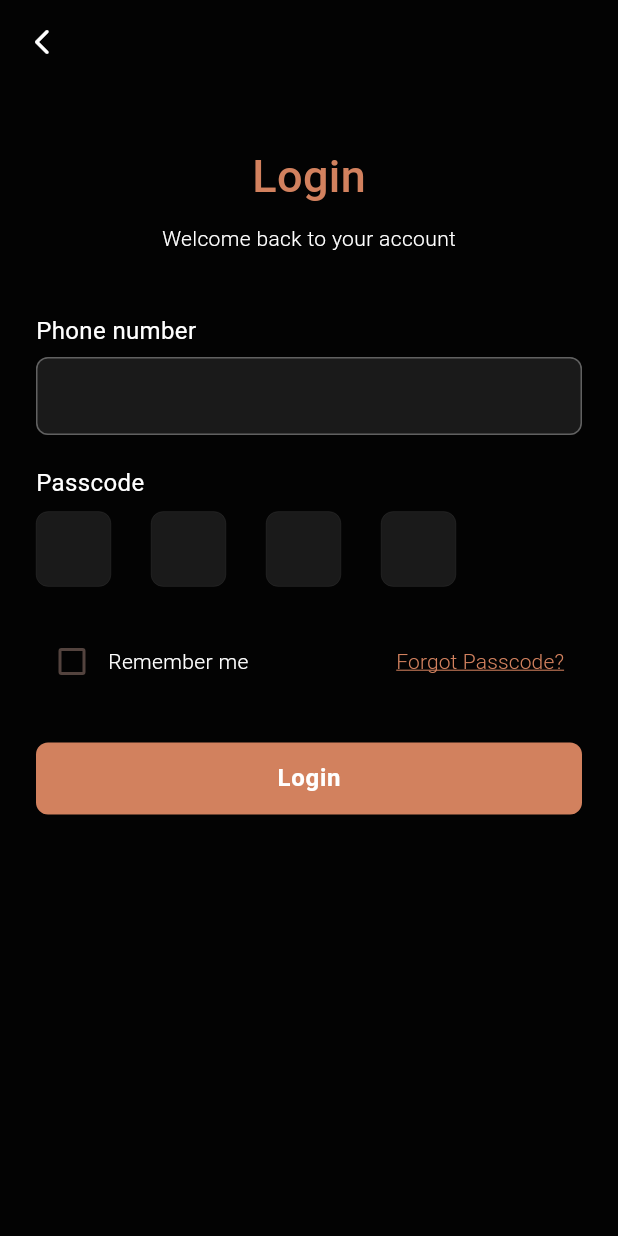
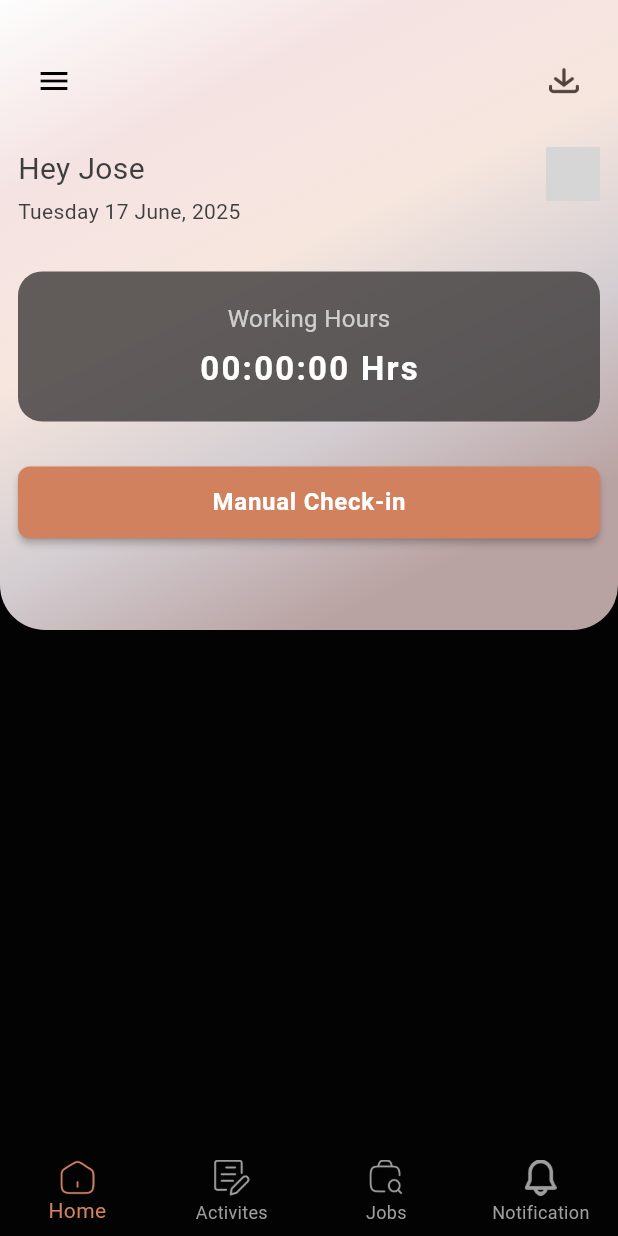
Before and after one commit to Sidharth-R-07/dibasys-task, a Flutter app: the screen it shows after launch, after a tap on "Login", on a phone screen of 412 x 824 dp. Run offline on Flutter 3.47's test engine with Material 3 defaults, Android fonts, the light colour scheme and no system bars; drawn by our look-alikes of pin_code_fields; our stand-ins replace page_transition; network calls fail; grey boxes are pictures that could not be loaded.

Commit message:
added home screen and checkin screen

```diff
--- a/lib/core/utils/assets/app_icons.dart
+++ b/lib/core/utils/assets/app_icons.dart
@@ -1,3 +1,9 @@
 part of 'app_assets.dart';
 
-class AppIcons {}
+class AppIcons {
+  static const String home = "assets/icons/home.png";
+  static const String bell = "assets/icons/bell.png";
+  static const String note = "assets/icons/note.png";
+  static const String work = "assets/icons/work.png";
+  static const String download = "assets/icons/download.png";
+}
--- a/lib/core/utils/customs/custom_button.dart
+++ b/lib/core/utils/customs/custom_button.dart
@@ -24,6 +24,7 @@ class CustomButton extends StatelessWidget {
   Widget build(BuildContext context) {
     return MaterialButton(
       onPressed: onPressed,
+      minWidth: double.infinity,
       color: color ?? Theme.of(context).primaryColor,
       padding: padding,
       shape: RoundedRectangleBorder(
--- /dev/null
+++ b/lib/features/checkin/presentation/provider/checkin_provider.dart
@@ -0,0 +1,26 @@
+import 'package:flutter/material.dart';
+
+class CheckInProvider extends ChangeNotifier {
+  String? _selectedProject;
+  String? _selectedGate;
+  String? _workType;
+
+  String? get selectedProject => _selectedProject;
+  String? get selectedGate => _selectedGate;
+  String? get workType => _workType;
+
+  void setProject(String? value) {
+    _selectedProject = value;
+    notifyListeners();
+  }
+
+  void setGate(String? value) {
+    _selectedGate = value;
+    notifyListeners();
+  }
+
+  void setWorkType(String? value) {
+    _workType = value;
+    notifyListeners();
+  }
+}
--- a/lib/features/home/presentation/screens/home_screen.dart
+++ b/lib/features/home/presentation/screens/home_screen.dart
@@ -0,0 +1,59 @@
+import 'package:dibasys_task/core/utils/assets/app_assets.dart';
+import 'package:dibasys_task/core/utils/theme/app_theme.dart';
+import 'package:dibasys_task/features/home/presentation/widgets/home_header.dart';
+import 'package:flutter/material.dart';
+
+class HomeScreen extends StatelessWidget {
+  const HomeScreen({super.key});
+
+  @override
+  Widget build(BuildContext context) {
+    return Scaffold(
+      body: CustomScrollView(
+        slivers: [
+          SliverAppBar(
+            automaticallyImplyLeading: false,
+            pinned: true,
+            expandedHeight: 420,
+            flexibleSpace: FlexibleSpaceBar(
+              background: HomeHeader(
+                username: "Jose",
+                date: "Tuesday 17 June, 2025",
+                workingHours: "00:00:00 Hrs",
+                onCheckIn: () {
+                  debugPrint("Manual Check-in clicked");
+                },
+              ),
+            ),
+          ),
+        ],
+      ),
+
+      // Bottom NavBar
+      bottomNavigationBar: BottomNavigationBar(
+        backgroundColor: context.appColors.background,
+        selectedItemColor: context.appColors.primary,
+        unselectedItemColor: Colors.grey,
+        type: BottomNavigationBarType.fixed,
+        items: const [
+          BottomNavigationBarItem(
+            icon: ImageIcon(AssetImage(AppIcons.home)),
+            label: "Home",
+          ),
+          BottomNavigationBarItem(
+            icon: ImageIcon(AssetImage(AppIcons.note)),
+            label: "Activites",
+          ),
+          BottomNavigationBarItem(
+            icon: ImageIcon(AssetImage(AppIcons.work)),
+            label: "Jobs",
+          ),
+          BottomNavigationBarItem(
+            icon: ImageIcon(AssetImage(AppIcons.bell)),
+            label: "Notification",
+          ),
+        ],
+      ),
+    );
+  }
+}
--- /dev/null
+++ b/lib/features/home/presentation/widgets/home_header.dart
@@ -0,0 +1,144 @@
+import 'package:dibasys_task/core/utils/assets/app_assets.dart';
+import 'package:dibasys_task/core/utils/customs/custom_button.dart';
+import 'package:dibasys_task/core/utils/theme/app_theme.dart';
+import 'package:dibasys_task/features/checkin/presentation/screen/checkin_screen.dart';
+import 'package:flutter/material.dart';
+import 'package:page_transition/page_transition.dart';
+
+class HomeHeader extends StatelessWidget {
+  final String username;
+  final String date;
+  final String workingHours;
+  final VoidCallback onCheckIn;
+
+  const HomeHeader({
+    super.key,
+    required this.username,
+    required this.date,
+    required this.workingHours,
+    required this.onCheckIn,
+  });
+
+  @override
+  Widget build(BuildContext context) {
+    return Container(
+      decoration: const BoxDecoration(
+        gradient: LinearGradient(
+          colors: [
+            Color(0xFFFDFDFD),
+            Color(0xFFF5E3E3),
+            Color(0xFFF6E6DE),
+            Color(0xFFD4CED2),
+            Color(0xFFB9A2A2),
+          ],
+          begin: Alignment.topLeft,
+          end: Alignment.bottomCenter,
+        ),
+        borderRadius: BorderRadius.vertical(bottom: Radius.circular(30)),
+      ),
+      child: Padding(
+        padding: const EdgeInsets.symmetric(horizontal: 12, vertical: 30),
+        child: Column(
+          crossAxisAlignment: CrossAxisAlignment.start,
+          children: [
+            // Top Row
+            Row(
+              mainAxisAlignment: MainAxisAlignment.spaceBetween,
+              children: [
+                IconButton(
+                  onPressed: () {},
+                  icon: const Icon(Icons.menu, color: Colors.black),
+                ),
+                Row(
+                  children: [
+                    IconButton(
+                      onPressed: () {},
+                      icon: ImageIcon(AssetImage(AppIcons.download), size: 20),
+                    ),
+                  ],
+                ),
+              ],
+            ),
+            const SizedBox(height: 20),
+            // Greeting
+            Row(
+              mainAxisAlignment: MainAxisAlignment.spaceBetween,
+              crossAxisAlignment: CrossAxisAlignment.start,
+              children: [
+                Column(
+                  mainAxisAlignment: MainAxisAlignment.start,
+                  crossAxisAlignment: CrossAxisAlignment.start,
+                  children: [
+                    Text(
+                      "Hey $username",
+                      style: const TextStyle(
+                        fontSize: 20,
+                        color: Color(0xff3F3E3E),
+                      ),
+                    ),
+                    const SizedBox(height: 4),
+                    Text(
+                      date,
+                      style: const TextStyle(color: Color(0xff3F3E3E)),
+                    ),
+                  ],
+                ),
+                const CircleAvatar(
+                  radius: 18,
+                  backgroundImage: NetworkImage(
+                    "https://i.pravatar.cc/150?img=12",
+                  ),
+                ),
+              ],
+            ),
+            const SizedBox(height: 30),
+            // Working Hours
+            Container(
+              width: double.infinity,
+              padding: const EdgeInsets.symmetric(vertical: 20),
+              decoration: BoxDecoration(
+                color: Color(0xCC3C3939),
+                borderRadius: BorderRadius.circular(16),
+              ),
+              child: Column(
+                children: [
+                  const Text(
+                    "Working Hours",
+                    style: TextStyle(color: Colors.white70, fontSize: 16),
+                  ),
+                  const SizedBox(height: 6),
+                  Text(
+                    workingHours,
+                    style: const TextStyle(
+                      color: Colors.white,
+                      fontSize: 22,
+                      fontWeight: FontWeight.bold,
+                      letterSpacing: 1.5,
+                    ),
+                  ),
+                ],
+              ),
+            ),
+            const SizedBox(height: 30),
+
+            CustomButton(
+              title: "Manual Check-in",
+              onPressed: () {
+                Navigator.push(
+                  context,
+                  PageTransition(
+                    type: PageTransitionType.fade,
+                    duration: const Duration(milliseconds: 400),
+                    child: const CheckInScreen(),
+                  ),
+                );
+              },
+              color: context.appColors.primary,
+              textColor: context.appColors.text,
+            ),
+          ],
+        ),
+      ),
+    );
+  }
+}
--- a/lib/features/login/presentation/screens/login_screen.dart
+++ b/lib/features/login/presentation/screens/login_screen.dart
@@ -1,9 +1,11 @@
 import 'package:dibasys_task/core/utils/customs/custom_button.dart';
 import 'package:dibasys_task/core/utils/customs/custom_text_feild.dart';
 import 'package:dibasys_task/core/utils/theme/app_theme.dart';
+import 'package:dibasys_task/features/home/presentation/screens/home_screen.dart';
 import 'package:dibasys_task/features/login/presentation/provider/login_provider.dart';
 import 'package:dibasys_task/features/login/presentation/widgets/pin_code_feilds.dart';
 import 'package:flutter/material.dart';
+import 'package:page_transition/page_transition.dart';
 import 'package:provider/provider.dart';
 
 class LoginScreen extends StatefulWidget {
@@ -104,10 +106,38 @@ class _LoginScreenState extends State<LoginScreen> {
           CustomButton(
             title: "Login",
             onPressed: () {
-              // your action
+              Navigator.push(
+                context,
+                PageTransition(
+                  type: PageTransitionType.fade,
+                  duration: const Duration(milliseconds: 400),
+                  child: const HomeScreen(),
+                ),
+              );
             },
             color: context.appColors.primary,
             textColor: context.appColors.text,
+          ),
+          const SizedBox(height: 30),
+          Center(
+            child: RichText(
+              text: TextSpan(
+                text: "Don't have an account? ",
+                style: TextStyle(
+                  color: context.appColors.text,
+                  fontWeight: FontWeight.w300,
+                ),
+                children: [
+                  TextSpan(
+                    text: "Register",
+                    style: TextStyle(
+                      color: context.appColors.primary,
+                      fontWeight: FontWeight.w300,
+                    ),
+                  ),
+                ],
+              ),
+            ),
           ),
         ],
       ),
--- a/lib/main.dart
+++ b/lib/main.dart
@@ -1,5 +1,6 @@
 import 'package:dibasys_task/core/utils/assets/app_assets.dart';
 import 'package:dibasys_task/core/utils/theme/app_theme.dart';
+import 'package:dibasys_task/features/checkin/presentation/provider/checkin_provider.dart';
 import 'package:dibasys_task/features/login/presentation/provider/login_provider.dart';
 import 'package:dibasys_task/features/login/presentation/screens/login_screen.dart';
 import 'package:flutter/material.dart';
@@ -15,7 +16,10 @@ class MyApp extends StatelessWidget {
   @override
   Widget build(BuildContext context) {
     return MultiProvider(
-      providers: [ChangeNotifierProvider(create: (_) => LoginProvider())],
+      providers: [
+        ChangeNotifierProvider(create: (_) => LoginProvider()),
+        ChangeNotifierProvider(create: (_) => CheckInProvider()),
+      ],
       child: DefaultTextStyle(
         style: TextStyle(color: context.appColors.text),
         child: MaterialApp(
--- a/pubspec.yaml
+++ b/pubspec.yaml
@@ -36,6 +36,7 @@ dependencies:
   cupertino_icons: ^1.0.8
   pin_code_fields: ^8.0.1
   provider: ^6.1.5+1
+  page_transition: ^2.2.1
 
 dev_dependencies:
   flutter_test:
@@ -60,8 +61,8 @@ flutter:
   uses-material-design: true
 
   # To add assets to your application, add an assets section, like this:
-  # assets:
-  #   - images/a_dot_burr.jpeg
+  assets:
+    - assets/icons/
   #   - images/a_dot_ham.jpeg
 
   # An image asset can refer to one or more resolution-specific "variants", see
```
Also changed, not shown: lib/features/checkin/presentation/screen/checkin_screen.dart (added, +201 -0 lines), assets/icons/bell.png (added), assets/icons/download.png (added), assets/icons/home.png (added), assets/icons/note.png (added), assets/icons/work.png (added), pubspec.lock.
